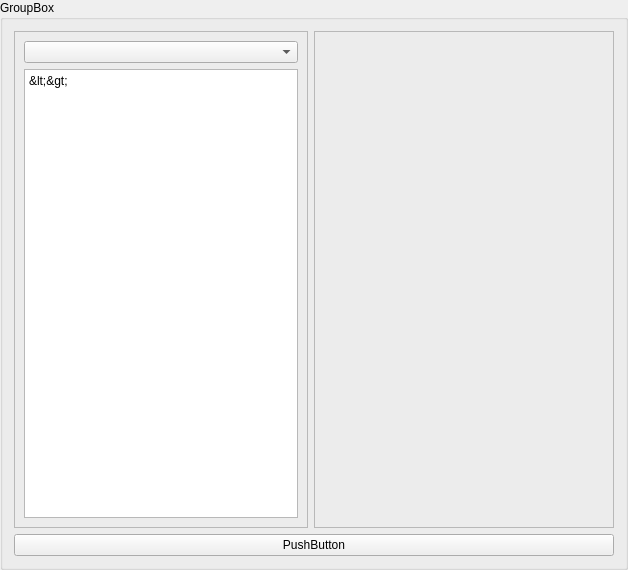
Above: ui/op_builder.ui from slaclab/paws before the change. Below: the same form after it.
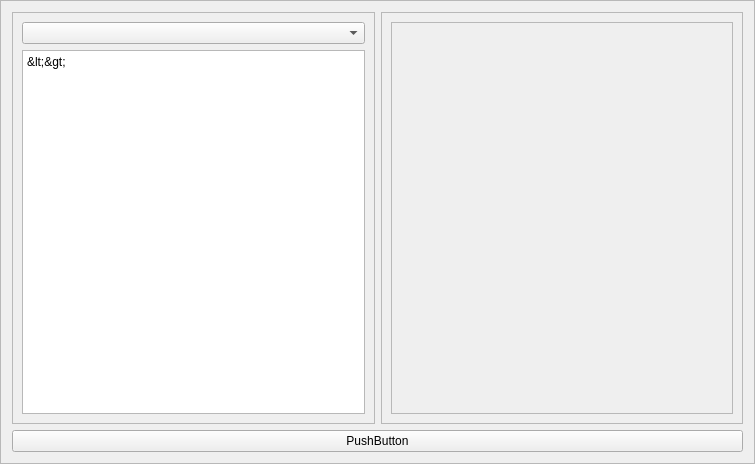
That is the form after the change.

```diff
--- a/ui/op_builder.ui
+++ b/ui/op_builder.ui
@@ -1,22 +1,25 @@
 <?xml version="1.0" encoding="UTF-8"?>
 <ui version="4.0">
- <class>op_builder</class>
- <widget class="QGroupBox" name="op_builder">
+ <class>Frame</class>
+ <widget class="QFrame" name="Frame">
   <property name="geometry">
    <rect>
     <x>0</x>
     <y>0</y>
-    <width>628</width>
-    <height>570</height>
+    <width>755</width>
+    <height>464</height>
    </rect>
   </property>
   <property name="windowTitle">
    <string>GroupBox</string>
   </property>
-  <property name="title">
-   <string>GroupBox</string>
+  <property name="frameShape">
+   <enum>QFrame::StyledPanel</enum>
   </property>
-  <layout class="QGridLayout" name="gridLayout_4">
+  <property name="frameShadow">
+   <enum>QFrame::Raised</enum>
+  </property>
+  <layout class="QGridLayout" name="gridLayout">
    <item row="0" column="0">
     <widget class="QFrame" name="op_frame">
      <property name="frameShape">
@@ -58,7 +61,27 @@
      </property>
      <layout class="QVBoxLayout" name="verticalLayout_2">
       <item>
-       <layout class="QGridLayout" name="nameval_layout"/>
+       <widget class="QScrollArea" name="scrollArea">
+        <property name="widgetResizable">
+         <bool>true</bool>
+        </property>
+        <widget class="QWidget" name="scrollAreaWidgetContents_6">
+         <property name="geometry">
+          <rect>
+           <x>0</x>
+           <y>0</y>
+           <width>342</width>
+           <height>389</height>
+          </rect>
+         </property>
+         <layout class="QGridLayout" name="gridLayout_4">
+          <item row="0" column="0">
+           <layout class="QGridLayout" name="nameval_layout"/>
+          </item>
+         </layout>
+         <zorder></zorder>
+        </widget>
+       </widget>
       </item>
      </layout>
     </widget>
```
Left out of the diff: 6 changed lines with no effect on the pictures.
